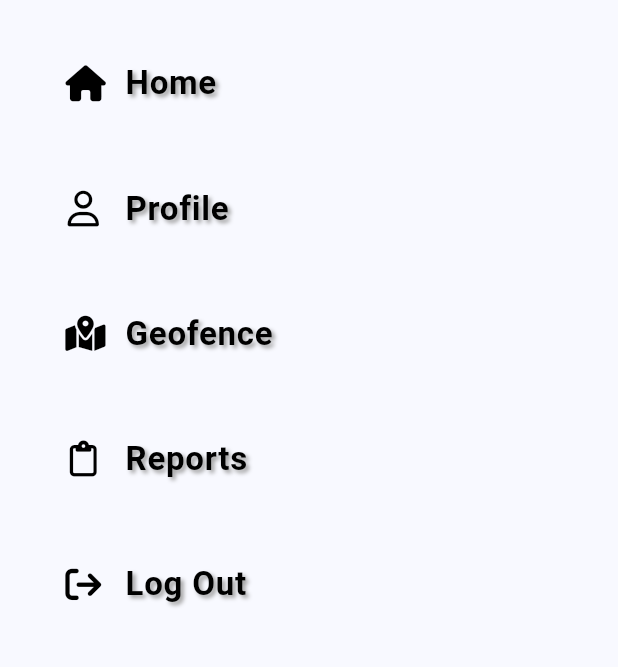
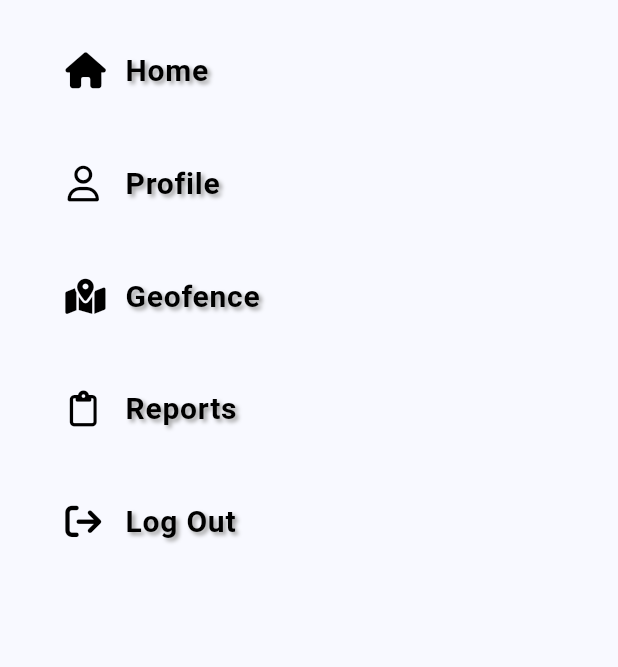
Before and after one commit to yarasfand/Attendance-MobileApplication, a Flutter app: the MyDrawer widget shown alone on an empty page, opened directly with empty values, on a phone screen of 412 x 824 dp, the part 270-937 px from its top. Run offline on Flutter 3.47's test engine with Material 2 defaults, Android fonts, the phone set to English and light mode, and no system bars; our stand-ins replace bloc, connectivity_plus, flutter_bloc, font_awesome_flutter, geocoding, geolocator and 7 more; missing offline and left inert: open_street_map_search_and_pick, syncfusion_flutter_pdf, syncfusion_flutter_xlsio; accounts and stored records are empty; project files that could hold a hidden picture were left out.

Commit message:
More Changes Done!

```diff
--- a/lib/adminData/adminDash/adminDrawerbuilding/adminMain.dart
+++ b/lib/adminData/adminDash/adminDrawerbuilding/adminMain.dart
@@ -157,7 +157,7 @@ class _MainPageState extends State<AdminMainPage> {
                 padding: EdgeInsets.only(
                     top: MediaQuery.of(context).size.height / 10),
                 child: Container(
-                  height: MediaQuery.of(context).size.height/1.5,
+                  height: MediaQuery.of(context).size.height/1,
                   width: xoffset,
                   child: MyDrawer(
                     onSelectedItems: (selectedItem) {
--- a/lib/adminData/adminDash/adminDrawerbuilding/admindDrawer.dart
+++ b/lib/adminData/adminDash/adminDrawerbuilding/admindDrawer.dart
@@ -37,13 +37,13 @@ class MyDrawer extends StatelessWidget {
               (item) => ListTile(
                 contentPadding: EdgeInsets.fromLTRB(
                     MediaQuery.of(context).size.height/30 ,
-                    MediaQuery.of(context).size.height/30,0,0),
+                    MediaQuery.of(context).size.height/43,0,0),
                 leading: Icon(item.icon, color: Colors.black),
                 title: Text(
                   item.title,
                   style: const TextStyle(
                     color: Colors.black,
-                    fontSize: 22,
+                    fontSize: 20,
                     fontWeight: FontWeight.bold,
                     shadows: [
                       Shadow(
--- a/lib/employeeData/employeeDash/empDrawerBuilding/empDrawer.dart
+++ b/lib/employeeData/employeeDash/empDrawerBuilding/empDrawer.dart
@@ -43,7 +43,7 @@ class EmpDrawer extends StatelessWidget {
                   item.title,
                   style: const TextStyle(
                     color: Colors.black,
-                    fontSize: 22,
+                    fontSize: 20,
                     fontWeight: FontWeight.bold,
                     shadows: [
                       Shadow(
--- a/lib/employeeData/employeeDash/empDrawerBuilding/employeeMain.dart
+++ b/lib/employeeData/employeeDash/empDrawerBuilding/employeeMain.dart
@@ -129,7 +129,7 @@ class _EmpMainPageState extends State<EmpMainPage> {
           child: Padding(
             padding: EdgeInsets.only(top:  MediaQuery.of(context).size.height/10),
             child: Container(
-              height: MediaQuery.of(context).size.height/1.5,
+              height: MediaQuery.of(context).size.height/1,
               width: xoffset,
               child: EmpDrawer(
                 onSelectedItems: (selectedItem) {
```
